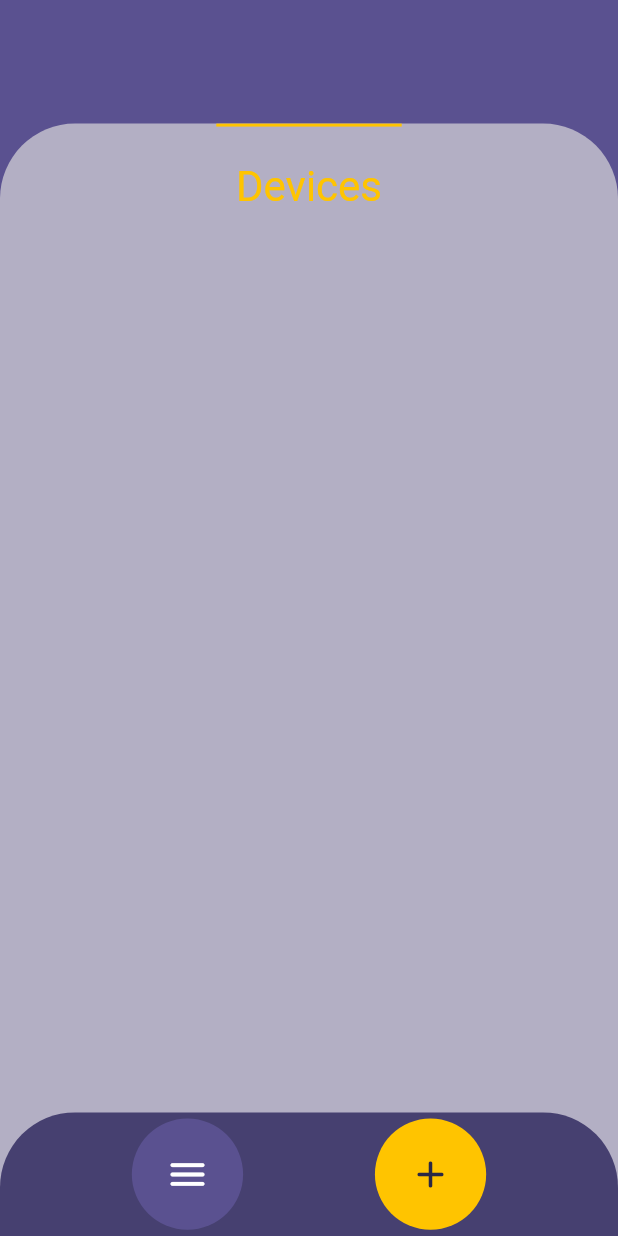
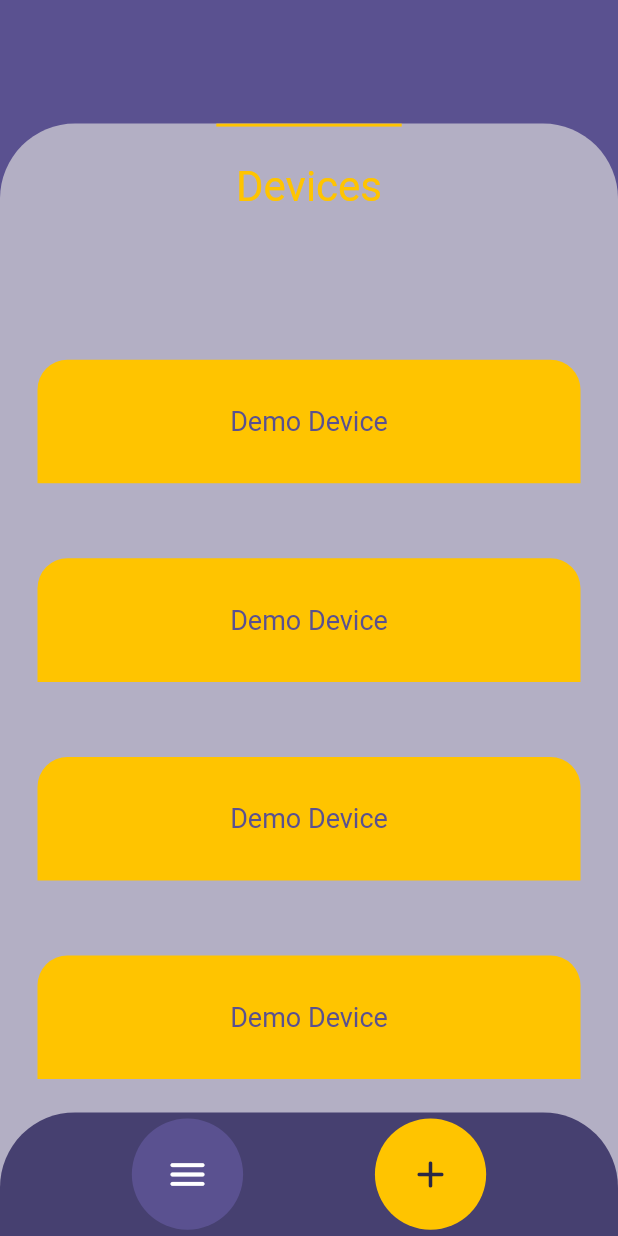
Before and after one commit to AQtala/Smart-Spoon, a Flutter app: the screen it shows after launch, on a phone screen of 412 x 824 dp. Run offline on Flutter 3.47's test engine with Material 2 defaults, Android fonts, the phone set to English and light mode, and no system bars; our stand-ins replace bloc, flutter_bloc, shared_preferences; missing offline and left inert: dart:ffi; generated files the repository leaves out were written again.

```diff
--- /dev/null
+++ b/Frontend/smart_spoon_app/lib/blocs/data_cubit.dart
@@ -0,0 +1,19 @@
+import 'package:bloc/bloc.dart';
+import 'package:smart_spoon_app/blocs/data_state.dart';
+import 'package:smart_spoon_app/services/data_service.dart';
+
+class DataCubit extends Cubit<DataState> {
+  final DataService _dataService;
+  DataCubit(this._dataService) : super(InitDataState());
+
+  Future<void> fetchData() async {
+    emit(LoadingDataState());
+    try {
+      final response = await _dataService.getAll();
+      emit(ResponseDataState(response));
+    } catch (e) {
+      print(e);
+      emit(ErrorDataState(e.toString()));
+    }
+  }
+}
--- /dev/null
+++ b/Frontend/smart_spoon_app/lib/blocs/data_state.dart
@@ -0,0 +1,18 @@
+import 'package:flutter/services.dart';
+import 'package:smart_spoon_app/models/data.dart';
+
+abstract class DataState {}
+
+class InitDataState extends DataState {}
+
+class LoadingDataState extends DataState {}
+
+class ErrorDataState extends DataState {
+  final String message;
+  ErrorDataState(this.message);
+}
+
+class ResponseDataState extends DataState {
+  List<Data> data;
+  ResponseDataState(this.data);
+}
--- a/Frontend/smart_spoon_app/lib/l10n/app_ar.arb
+++ b/Frontend/smart_spoon_app/lib/l10n/app_ar.arb
@@ -16,5 +16,6 @@
   "system": "النظام",
   "exit": "الخروج",
   "devices": "الأجهزة",
+  "demo_device" : "جهاز تجريبي",
   "about": "لوريم إيبسوم(Lorem Ipsum) هو ببساطة نص شكلي (بمعنى أن الغاية هي الشكل وليس المحتوى) ويُستخدم في صناعات المطابع ودور النشر. كان لوريم إيبسوم ولايزال المعيار للنص الشكلي منذ القرن الخامس عشر عندما قامت مطبعة مجهولة برص مجموعة من الأحرف بشكل عشوائي أخذتها من نص، لتكوّن كتيّب بمثابة دليل أو مرجع شكلي لهذه الأحرف. خمسة قرون من الزمن لم تقضي على هذا النص، بل انه حتى صار مستخدماً وبشكله الأصلي في الطباعة والتنضيد الإلكتروني. انتشر بشكل كبير في ستينيّات هذا القرن مع إصدار رقائق 'ليتراسيت' (Letraset) البلاستيكية تحوي مقاطع من هذا النص، وعاد لينتشر مرة أخرى مؤخراَ مع ظهور برامج النشر الإلكتروني مثل 'ألدوس بايج مايكر' (Aldus PageMaker) والتي حوت أيضاً على نسخ من نص لوريم إيبسوم."
 }
--- a/Frontend/smart_spoon_app/lib/l10n/app_en.arb
+++ b/Frontend/smart_spoon_app/lib/l10n/app_en.arb
@@ -16,5 +16,6 @@
   "system": "System",
   "exit": "Exit",
   "devices" : "Devices",
+    "demo_device" : "Demo Device",
   "about": "Lorem Ipsum is simply dummy text of the printing and typesetting industry. Lorem Ipsum has been the industry's standard dummy text ever since the 1500s, when an unknown printer took a galley of type and scrambled it to make a type specimen book. It has survived not only five centuries, but also the leap into electronic typesetting, remaining essentially unchanged. It was popularised in the 1960s with the release of Letraset sheets containing Lorem Ipsum passages, and more recently with desktop publishing software like Aldus PageMaker including versions of Lorem Ipsum."
 }
--- a/Frontend/smart_spoon_app/lib/main.dart
+++ b/Frontend/smart_spoon_app/lib/main.dart
@@ -1,12 +1,15 @@
 import 'package:flutter/material.dart';
 import 'package:flutter_bloc/flutter_bloc.dart';
 import 'package:shared_preferences/shared_preferences.dart';
+import 'package:smart_spoon_app/blocs/data_cubit.dart';
 import 'package:smart_spoon_app/constants/theme_constants.dart';
 import 'package:smart_spoon_app/models/preferences.dart';
+import 'package:smart_spoon_app/services/data_service.dart';
 import 'package:smart_spoon_app/services/prefernces_service.dart';
+import 'package:smart_spoon_app/views/device_screen/device_screen.dart';
 import 'package:smart_spoon_app/views/home_screen/home_screen.dart';
 import 'package:smart_spoon_app/views/splash_screen/splash_screen.dart';
-import 'blocs/preferences_bloc/preferences_cubit.dart';
+import 'blocs/preferences_cubit.dart';
 import 'package:flutter_gen/gen_l10n/app_localizations.dart';
 
 void main() {
@@ -18,7 +21,6 @@ void main() {
 
 class MyApp extends StatelessWidget {
   const MyApp({Key? key}) : super(key: key);
-
   @override
   Widget build(BuildContext context) {
     return FutureBuilder<PreferencesCubit>(
@@ -41,6 +43,10 @@ class MyApp extends StatelessWidget {
                 initialRoute: HomeScreen.name,
                 routes: {
                   HomeScreen.name: (context) => HomeScreen(),
+                  DeviceScreen.name: (context) => BlocProvider(
+                        create: (context) => DataCubit(MyDataService()),
+                        child: const DeviceScreen(),
+                      ),
                 },
                 debugShowCheckedModeBanner: false,
               ),
--- /dev/null
+++ b/Frontend/smart_spoon_app/lib/models/data.dart
@@ -0,0 +1,58 @@
+import 'package:json_annotation/json_annotation.dart';
+
+part 'data.g.dart';
+
+@JsonSerializable()
+class Data {
+  @JsonKey()
+  final String title;
+  @JsonKey()
+  final int numberOfBites;
+  @JsonKey()
+  List<double> pitch;
+  @JsonKey()
+  List<double> roll;
+
+  Data({
+    required this.title,
+    required this.numberOfBites,
+    required this.pitch,
+    required this.roll,
+  });
+
+  factory Data.fromJson(json) =>
+      _$DataFromJson(Map<String, dynamic>.from(json));
+
+  Map<String, dynamic> toJson() => _$DataToJson(this);
+  Data copyWith({
+    String? title,
+    int? numberOfBites,
+    List<double>? pitch,
+    List<double>? roll,
+  }) {
+    return Data(
+      title: title ?? "",
+      numberOfBites: numberOfBites ?? 0,
+      pitch: pitch ?? List.empty(),
+      roll: roll ?? List.empty(),
+    );
+  }
+
+  @override
+  bool operator ==(Object other) {
+    return identical(this, other) ||
+        (other is Data &&
+            title == other.title &&
+            numberOfBites == other.numberOfBites &&
+            pitch == other.pitch &&
+            roll == other.roll);
+  }
+
+  @override
+  int get hashCode => (title.hashCode + numberOfBites.hashCode);
+
+  @override
+  String toString() {
+    return "Data($title  $numberOfBites)";
+  }
+}
--- a/Frontend/smart_spoon_app/lib/views/home_screen/home_screen_widgets/custom_drawer.dart
+++ b/Frontend/smart_spoon_app/lib/views/home_screen/home_screen_widgets/custom_drawer.dart
@@ -1,7 +1,7 @@
 import 'package:flutter/material.dart';
 import 'package:flutter_bloc/flutter_bloc.dart';
 
-import '../../../blocs/preferences_bloc/preferences_cubit.dart';
+import '../../../blocs/preferences_cubit.dart';
 import '../../../models/preferences.dart';
 import 'package:flutter_gen/gen_l10n/app_localizations.dart';
 
--- a/Frontend/smart_spoon_app/lib/views/home_screen/home_screen_widgets/device_container_widget.dart
+++ b/Frontend/smart_spoon_app/lib/views/home_screen/home_screen_widgets/device_container_widget.dart
@@ -1,5 +1,6 @@
 import 'package:flutter/material.dart';
 import 'package:flutter_gen/gen_l10n/app_localizations.dart';
+import 'package:smart_spoon_app/views/device_screen/device_screen.dart';
 
 class DeviceContainer extends StatelessWidget {
   const DeviceContainer({Key? key, required this.width, required this.height})
@@ -45,6 +46,142 @@ class DeviceContainer extends StatelessWidget {
                 color: _theme.colorScheme.secondary,
               ),
             ),
+          ),
+          SizedBox(
+            height: height * 0.7,
+            width: width,
+            child: ListView(
+              padding: const EdgeInsets.all(25),
+              children: <Widget>[
+                GestureDetector(
+                  onTap: () {
+                    Navigator.of(context).pushNamed(DeviceScreen.name);
+                  },
+                  child: Container(
+                    margin: const EdgeInsets.only(top: 50),
+                    decoration: BoxDecoration(
+                      shape: BoxShape.rectangle,
+                      color: _theme.colorScheme.secondary,
+                      borderRadius: const BorderRadius.only(
+                        topRight: Radius.circular(20),
+                        topLeft: Radius.circular(20),
+                      ),
+                    ),
+                    height: height * 0.1,
+                    width: width * 0.2,
+                    child: Center(
+                      child: Text(
+                        AppLocalizations.of(context)!.demo_device,
+                        style: TextStyle(
+                          color: _theme.colorScheme.primary,
+                          fontSize: 18,
+                        ),
+                      ),
+                    ),
+                  ),
+                ),
+                GestureDetector(
+                  onTap: () {},
+                  child: Container(
+                    margin: const EdgeInsets.only(top: 50),
+                    decoration: BoxDecoration(
+                      shape: BoxShape.rectangle,
+                      color: _theme.colorScheme.secondary,
+                      borderRadius: const BorderRadius.only(
+                        topRight: Radius.circular(20),
+                        topLeft: Radius.circular(20),
+                      ),
+                    ),
+                    height: height * 0.1,
+                    width: width * 0.2,
+                    child: Center(
+                      child: Text(
+                        AppLocalizations.of(context)!.demo_device,
+                        style: TextStyle(
+                          color: _theme.colorScheme.primary,
+                          fontSize: 18,
+                        ),
+                      ),
+                    ),
+                  ),
+                ),
+                GestureDetector(
+                  onTap: () {},
+                  child: Container(
+                    margin: const EdgeInsets.only(top: 50),
+                    height: height * 0.1,
+                    width: width * 0.2,
+                    decoration: BoxDecoration(
+                      shape: BoxShape.rectangle,
+                      color: _theme.colorScheme.secondary,
+                      borderRadius: const BorderRadius.only(
+                        topRight: Radius.circular(20),
+                        topLeft: Radius.circular(20),
+                      ),
+                    ),
+                    child: Center(
+                      child: Text(
+                        AppLocalizations.of(context)!.demo_device,
+                        style: TextStyle(
+                          color: _theme.colorScheme.primary,
+                          fontSize: 18,
+                        ),
+                      ),
+                    ),
+                  ),
+                ),
+                GestureDetector(
+                  onTap: () {},
+                  child: Container(
+                    margin: const EdgeInsets.only(top: 50),
+                    height: height * 0.1,
+                    width: width * 0.2,
+                    decoration: BoxDecoration(
+                      shape: BoxShape.rectangle,
+                      color: _theme.colorScheme.secondary,
+                      borderRadius: const BorderRadius.only(
+                        topRight: Radius.circular(20),
+                        topLeft: Radius.circular(20),
+                      ),
+                    ),
+                    child: Center(
+                      child: Text(
+                        AppLocalizations.of(context)!.demo_device,
+                        style: TextStyle(
+                          color: _theme.colorScheme.primary,
+                          fontSize: 18,
+                        ),
+                      ),
+                    ),
+                  ),
+                ),
+                GestureDetector(
+                  onTap: () {},
+                  child: Container(
+                    margin: const EdgeInsets.only(top: 50),
+                    height: height * 0.1,
+                    width: width * 0.2,
+                    decoration: BoxDecoration(
+                      shape: BoxShape.rectangle,
+                      color: _theme.colorScheme.secondary,
+                      borderRadius: const BorderRadius.only(
+                        topRight: Radius.circular(20),
+                        topLeft: Radius.circular(20),
+                      ),
+                    ),
+                    child: Center(
+                      child: Text(
+                        AppLocalizations.of(context)!.demo_device,
+                        style: TextStyle(
+                          color: _theme.colorScheme.primary,
+                          fontSize: 18,
+                        ),
+                      ),
+                    ),
+                  ),
+                ),
+              ],
+            ),
           )
         ],
       ),
--- a/Frontend/smart_spoon_app/lib/views/splash_screen/splash_screen.dart
+++ b/Frontend/smart_spoon_app/lib/views/splash_screen/splash_screen.dart
@@ -13,8 +13,8 @@ class SplashScreen extends StatelessWidget {
           child: const Center(
             child: CircularProgressIndicator(
               value: null,
-              strokeWidth: 7.0,
-              color: Colors.white,
+              strokeWidth: 5.0,
+              color: COLOR_EXTRA_DARK,
             ),
           ),
         ),
--- a/Frontend/smart_spoon_app/pubspec.yaml
+++ b/Frontend/smart_spoon_app/pubspec.yaml
@@ -22,6 +22,8 @@ dependencies:
   json_serializable: ^6.4.0
   lottie: ^1.4.2
   shared_preferences: ^2.0.15
+  http: ^0.13.5
+  flutter_i18n: ^0.32.4
 
 dev_dependencies:
   flutter_lints: ^1.0.0
```
Also changed, not shown: Frontend/smart_spoon_app/lib/services/data_service.dart (added, +42 -0 lines), Frontend/smart_spoon_app/lib/views/device_screen/device_screen.dart (added, +56 -0 lines), Frontend/smart_spoon_app/lib/blocs/preferences_cubit.dart (renamed from Frontend/smart_spoon_app/lib/blocs/preferences_bloc/preferences_cubit.dart), Frontend/smart_spoon_app/lib/models/data.g.dart (added), Frontend/smart_spoon_app/pubspec.lock.
